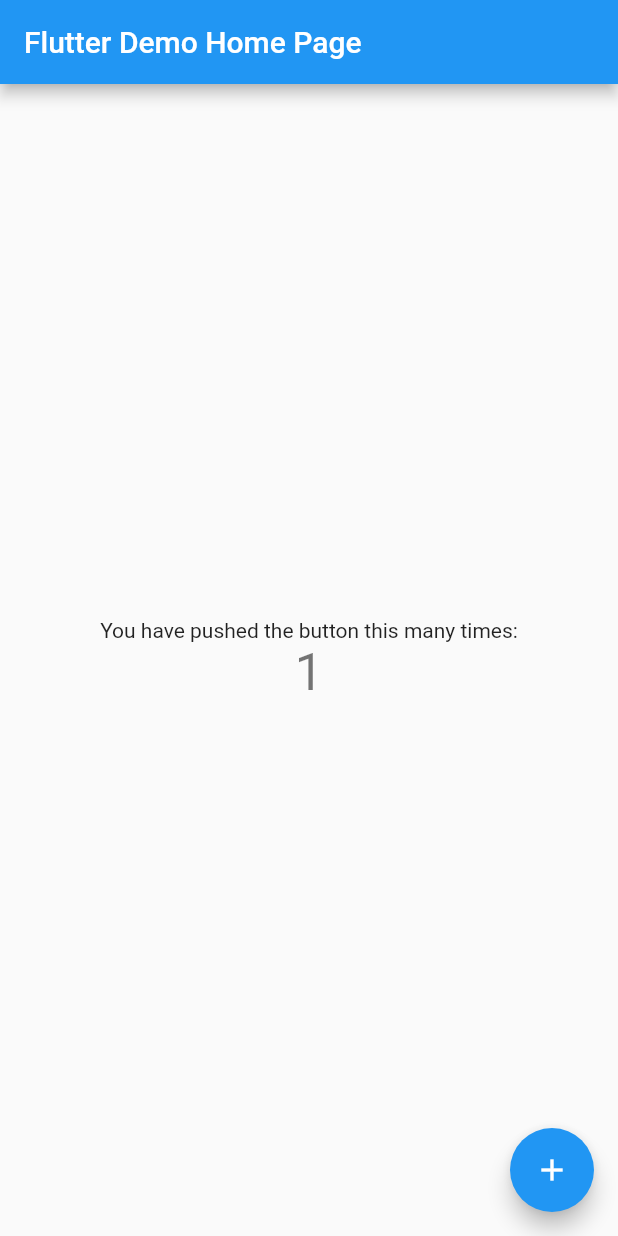
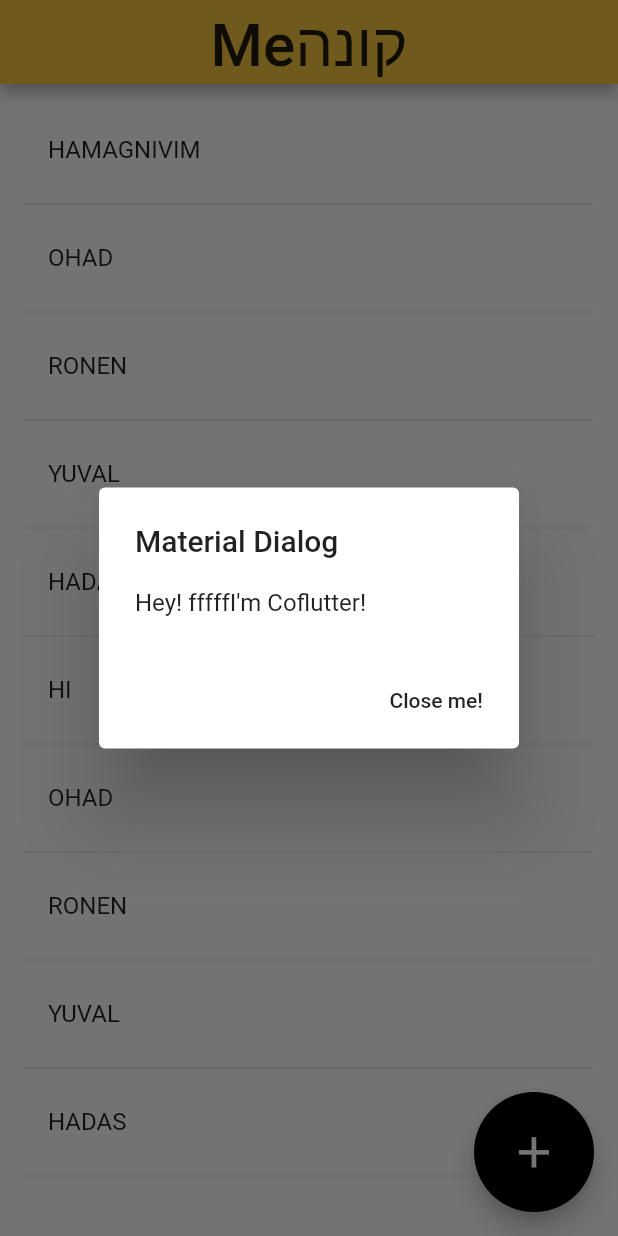
Before and after one commit to nadavSalman/sprint_innovation_ofek423_front_end, a Flutter app: the screen it shows after launch, after a tap on the "add" icon, on a phone screen of 412 x 824 dp. Run offline on Flutter 3.47's test engine with Material 2 defaults, Android fonts, the phone set to English and light mode, and no system bars.

Commit message:
success copy lib folder from previos version

```diff
--- /dev/null
+++ b/lib/Components/open_page.dart
@@ -0,0 +1,101 @@
+import 'package:flutter/material.dart';
+import 'Lists_page.dart';
+
+class OpenPage extends StatefulWidget {
+  @override
+  _OpenPageState createState() => _OpenPageState();
+}
+
+class _OpenPageState extends State<OpenPage> {
+  @override
+  // todo: replace the groups list with data from DB
+  final List<String> groups = [
+    "hamagnivim",
+    "ohad",
+    "ronen",
+    "yuval",
+    "hadas",
+    "hi",
+    "ohad",
+    "ronen",
+    "yuval",
+    "hadas"
+  ];
+
+  var userName = '';
+
+  Widget _buildRow(BuildContext context, int index) {
+    if (index.isEven) {
+      return ListTile(
+        title: Text(
+          groups[index ~/ 2].toUpperCase(),
+        ),
+        onTap: () {
+          Navigator.push(
+            context,
+            MaterialPageRoute(
+                builder: (context) => ListsPage(groups, this.userName)),
+          );
+        },
+      );
+    } else {
+      return Divider();
+    }
+  }
+
+  Widget _buildOptions() {
+    return ListView.builder(
+      padding: EdgeInsets.all(16),
+      itemBuilder: _buildRow,
+      itemCount: groups.length * 2,
+    );
+  }
+
+  _showMaterialDialog() {
+    showDialog(
+        context: context,
+        builder: (_) => new AlertDialog(
+              title: new Text("Material Dialog"),
+              content: new Text("Hey! fffffI'm Coflutter!"),
+              actions: <Widget>[
+                FlatButton(
+                  child: Text('Close me!'),
+                  onPressed: () {
+                    Navigator.of(context).pop();
+                  },
+                )
+              ],
+            ));
+  }
+
+  @override
+  Widget build(BuildContext context) {
+    return Scaffold(
+      appBar: AppBar(
+        title: Text(
+          'Meקונה',
+          style: TextStyle(
+            fontSize: 40,
+          ),
+        ),
+        centerTitle: true,
+        // actions: [
+        //   IconButton(icon: Icon(Icons.list), onPressed: _pushSaved),
+        // ],
+      ),
+      body: _buildOptions(),
+      floatingActionButton: Container(
+        height: 80.0,
+        width: 80.0,
+        child: FittedBox(
+          child: FloatingActionButton(
+            onPressed: _showMaterialDialog,
+            child: Icon(Icons.add),
+            backgroundColor: Colors.black,
+            tooltip: 'New group',
+          ),
+        ),
+      ),
+    );
+  }
+}
--- a/lib/main.dart
+++ b/lib/main.dart
@@ -1,113 +1,17 @@
 import 'package:flutter/material.dart';
+import 'Components/open_page.dart';
 
-void main() {
-  runApp(MyApp());
-}
+void main() => runApp(MyApp());
 
 class MyApp extends StatelessWidget {
-  // This widget is the root of your application.
   @override
   Widget build(BuildContext context) {
     return MaterialApp(
-      title: 'Me Buy',
+      title: 'Startup Name Generator',
       theme: ThemeData(
-        // This is the theme of your application.
-        //
-        // Try running your application with "flutter run". You'll see the
-        // application has a blue toolbar. Then, without quitting the app, try
-        // changing the primarySwatch below to Colors.green and then invoke
-        // "hot reload" (press "r" in the console where you ran "flutter run",
-        // or simply save your changes to "hot reload" in a Flutter IDE).
-        // Notice that the counter didn't reset back to zero; the application
-        // is not restarted.
-        primarySwatch: Colors.blue,
+        primaryColor: Color(0XffF3C33F), //yellow color for appBar
       ),
-      home: MyHomePage(title: 'Flutter Demo Home Page'),
+      home: OpenPage(),
     );
   }
 }
-
-class MyHomePage extends StatefulWidget {
-  MyHomePage({Key key, this.title}) : super(key: key);
-
-  // This widget is the home page of your application. It is stateful, meaning
-  // that it has a State object (defined below) that contains fields that affect
-  // how it looks.
-
-  // This class is the configuration for the state. It holds the values (in this
-  // case the title) provided by the parent (in this case the App widget) and
-  // used by the build method of the State. Fields in a Widget subclass are
-  // always marked "final".
-
-  final String title;
-
-  @override
-  _MyHomePageState createState() => _MyHomePageState();
-}
-
-class _MyHomePageState extends State<MyHomePage> {
-  int _counter = 0;
-
-  void _incrementCounter() {
-    setState(() {
-      // This call to setState tells the Flutter framework that something has
-      // changed in this State, which causes it to rerun the build method below
-      // so that the display can reflect the updated values. If we changed
-      // _counter without calling setState(), then the build method would not be
-      // called again, and so nothing would appear to happen.
-      _counter++;
-    });
-  }
-
-  @override
-  Widget build(BuildContext context) {
-    // This method is rerun every time setState is called, for instance as done
-    // by the _incrementCounter method above.
-    //
-    // The Flutter framework has been optimized to make rerunning build methods
-    // fast, so that you can just rebuild anything that needs updating rather
-    // than having to individually change instances of widgets.
-    return Scaffold(
-      appBar: AppBar(
-        // Here we take the value from the MyHomePage object that was created by
-        // the App.build method, and use it to set our appbar title.
-        title: Text(widget.title),
-      ),
-      body: Center(
-        // Center is a layout widget. It takes a single child and positions it
-        // in the middle of the parent.
-        child: Column(
-          // Column is also a layout widget. It takes a list of children and
-          // arranges them vertically. By default, it sizes itself to fit its
-          // children horizontally, and tries to be as tall as its parent.
-          //
-          // Invoke "debug painting" (press "p" in the console, choose the
-          // "Toggle Debug Paint" action from the Flutter Inspector in Android
-          // Studio, or the "Toggle Debug Paint" command in Visual Studio Code)
-          // to see the wireframe for each widget.
-          //
-          // Column has various properties to control how it sizes itself and
-          // how it positions its children. Here we use mainAxisAlignment to
-          // center the children vertically; the main axis here is the vertical
-          // axis because Columns are vertical (the cross axis would be
-          // horizontal).
-          mainAxisAlignment: MainAxisAlignment.center,
-          children: <Widget>[
-            Text(
-              'You have pushed the button this many times:',
-            ),
-            Text(
-              '$_counter',
-              style: Theme.of(context).textTheme.headline4,
-            ),
-          ],
-        ),
-      ),
-      floatingActionButton: FloatingActionButton(
-        onPressed: _incrementCounter,
-        tooltip: 'Increment',
-        child: Icon(Icons.add),
-      ), // This trailing comma makes auto-formatting nicer for build methods.
-    );
-  }
-}
```
Also changed, not shown: lib/Components/Floating_plus_button.dart (added, +26 -0 lines), lib/Components/Lists_page.dart (added, +63 -0 lines), lib/Components/New_groups_dialog.dart (added, +20 -0 lines), lib/Components/random_words.dart (added, +94 -0 lines).
